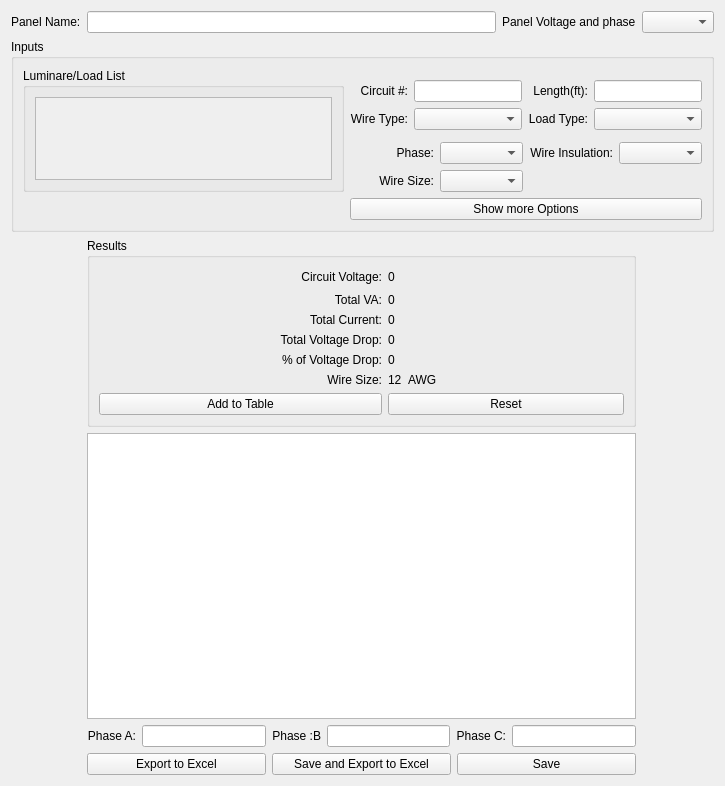
Old version of the form Voltage_Drop_GUI.ui in the repository simplesports/WorkHelper.
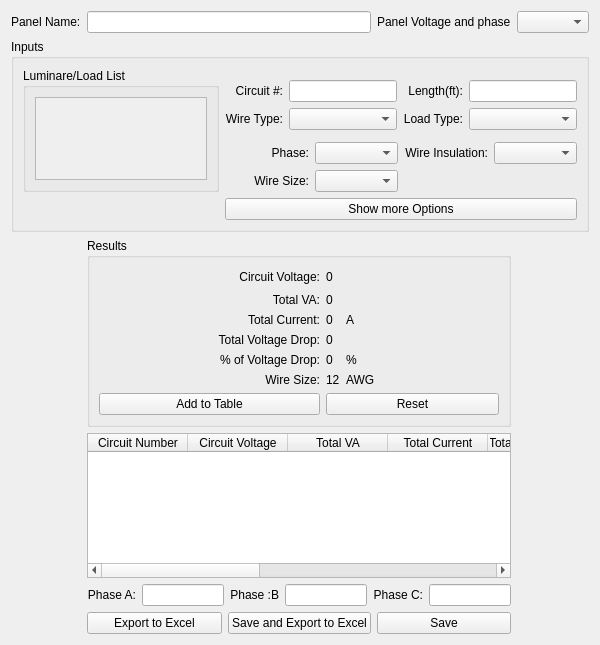
New version of the form.

Patch:
```diff
--- a/Voltage_Drop_GUI.ui
+++ b/Voltage_Drop_GUI.ui
@@ -6,28 +6,157 @@
    <rect>
     <x>0</x>
     <y>0</y>
-    <width>725</width>
-    <height>786</height>
+    <width>600</width>
+    <height>645</height>
    </rect>
   </property>
   <property name="windowTitle">
    <string>Voltage Drop Calculator</string>
   </property>
   <layout class="QGridLayout" name="gridLayout">
-   <item row="3" column="1" colspan="2">
-    <widget class="QTableWidget" name="tableWidget"/>
-   </item>
-   <item row="0" column="2">
+   <item row="0" column="3">
     <widget class="QLabel" name="text_Panel_Voltage">
      <property name="text">
       <string>Panel Voltage and phase</string>
      </property>
     </widget>
    </item>
-   <item row="0" column="3">
+   <item row="0" column="4">
     <widget class="QComboBox" name="comboBox_Panel_Voltage"/>
    </item>
-   <item row="2" column="1" colspan="2">
+   <item row="3" column="2" colspan="2">
+    <widget class="QTableWidget" name="tableWidget">
+     <column>
+      <property name="text">
+       <string>Circuit Number</string>
+      </property>
+     </column>
+     <column>
+      <property name="text">
+       <string>Circuit Voltage</string>
+      </property>
+     </column>
+     <column>
+      <property name="text">
+       <string>Total VA</string>
+      </property>
+     </column>
+     <column>
+      <property name="text">
+       <string>Total Current</string>
+      </property>
+     </column>
+     <column>
+      <property name="text">
+       <string>Total Voltage Drop</string>
+      </property>
+     </column>
+     <column>
+      <property name="text">
+       <string>% Voltage Drop</string>
+      </property>
+     </column>
+     <column>
+      <property name="text">
+       <string>Wire Type</string>
+      </property>
+     </column>
+     <column>
+      <property name="text">
+       <string>Wire Insulation</string>
+      </property>
+     </column>
+     <column>
+      <property name="text">
+       <string>Load Type</string>
+      </property>
+     </column>
+     <column>
+      <property name="text">
+       <string>Wire Size</string>
+      </property>
+     </column>
+    </widget>
+   </item>
+   <item row="5" column="2" colspan="2">
+    <layout class="QHBoxLayout" name="horizontalLayout">
+     <item>
+      <widget class="QPushButton" name="Button_Export">
+       <property name="text">
+        <string>Export to Excel</string>
+       </property>
+      </widget>
+     </item>
+     <item>
+      <widget class="QPushButton" name="Button_Save_Export">
+       <property name="text">
+        <string>Save and Export to Excel</string>
+       </property>
+      </widget>
+     </item>
+     <item>
+      <widget class="QPushButton" name="Button_Save">
+       <property name="text">
+        <string>Save</string>
+       </property>
+      </widget>
+     </item>
+    </layout>
+   </item>
+   <item row="4" column="2" colspan="2">
+    <layout class="QHBoxLayout" name="horizontalLayout_Phase">
+     <item>
+      <widget class="QLabel" name="text_Phase_A">
+       <property name="text">
+        <string>Phase A:</string>
+       </property>
+       <property name="alignment">
+        <set>Qt::AlignRight|Qt::AlignTrailing|Qt::AlignVCenter</set>
+       </property>
+      </widget>
+     </item>
+     <item>
+      <widget class="QLineEdit" name="UserInput_Phase_A"/>
+     </item>
+     <item>
+      <widget class="QLabel" name="text_Phase_B">
+       <property name="text">
+        <string>Phase :B</string>
+       </property>
+       <property name="alignment">
+        <set>Qt::AlignRight|Qt::AlignTrailing|Qt::AlignVCenter</set>
+       </property>
+      </widget>
+     </item>
+     <item>
+      <widget class="QLineEdit" name="UserInput_Phase_B"/>
+     </item>
+     <item>
+      <widget class="QLabel" name="text_Phase_C">
+       <property name="text">
+        <string>Phase C:</string>
+       </property>
+       <property name="alignment">
+        <set>Qt::AlignRight|Qt::AlignTrailing|Qt::AlignVCenter</set>
+       </property>
+      </widget>
+     </item>
+     <item>
+      <widget class="QLineEdit" name="UserInput_Phase_C"/>
+     </item>
+    </layout>
+   </item>
+   <item row="0" column="2">
+    <widget class="QLineEdit" name="UserInput_Panel_Name"/>
+   </item>
+   <item row="0" column="1">
+    <widget class="QLabel" name="text_Panel_Name">
+     <property name="text">
+      <string>Panel Name:</string>
+     </property>
+    </widget>
+   </item>
+   <item row="2" column="2" colspan="2">
     <widget class="QGroupBox" name="groupBox_Results">
      <property name="title">
       <string>Results</string>
@@ -182,118 +311,47 @@
         </property>
        </widget>
       </item>
+      <item row="2" column="3">
+       <widget class="QLabel" name="text_A">
+        <property name="text">
+         <string>A</string>
+        </property>
+       </widget>
+      </item>
+      <item row="4" column="3">
+       <widget class="QLabel" name="text_pre">
+        <property name="text">
+         <string>%</string>
+        </property>
+       </widget>
+      </item>
      </layout>
     </widget>
    </item>
-   <item row="5" column="1" colspan="2">
-    <layout class="QHBoxLayout" name="horizontalLayout">
-     <item>
-      <widget class="QPushButton" name="Button_Export">
-       <property name="text">
-        <string>Export to Excel</string>
-       </property>
-      </widget>
-     </item>
-     <item>
-      <widget class="QPushButton" name="Button_Save_Export">
-       <property name="text">
-        <string>Save and Export to Excel</string>
-       </property>
-      </widget>
-     </item>
-     <item>
-      <widget class="QPushButton" name="Button_Save">
-       <property name="text">
-        <string>Save</string>
-       </property>
-      </widget>
-     </item>
-    </layout>
-   </item>
-   <item row="4" column="1" colspan="2">
-    <layout class="QHBoxLayout" name="horizontalLayout_Phase">
-     <item>
-      <widget class="QLabel" name="text_Phase_A">
-       <property name="text">
-        <string>Phase A:</string>
-       </property>
-       <property name="alignment">
-        <set>Qt::AlignRight|Qt::AlignTrailing|Qt::AlignVCenter</set>
-       </property>
-      </widget>
-     </item>
-     <item>
-      <widget class="QLineEdit" name="UserInput_Phase_A"/>
-     </item>
-     <item>
-      <widget class="QLabel" name="text_Phase_B">
-       <property name="text">
-        <string>Phase :B</string>
-       </property>
-       <property name="alignment">
-        <set>Qt::AlignRight|Qt::AlignTrailing|Qt::AlignVCenter</set>
-       </property>
-      </widget>
-     </item>
-     <item>
-      <widget class="QLineEdit" name="UserInput_Phase_B"/>
-     </item>
-     <item>
-      <widget class="QLabel" name="text_Phase_C">
-       <property name="text">
-        <string>Phase C:</string>
-       </property>
-       <property name="alignment">
-        <set>Qt::AlignRight|Qt::AlignTrailing|Qt::AlignVCenter</set>
-       </property>
-      </widget>
-     </item>
-     <item>
-      <widget class="QLineEdit" name="UserInput_Phase_C"/>
-     </item>
-    </layout>
-   </item>
-   <item row="0" column="1">
-    <widget class="QLineEdit" name="UserInput_Panel_Name"/>
-   </item>
-   <item row="0" column="0">
-    <widget class="QLabel" name="text_Panel_Name">
-     <property name="text">
-      <string>Panel Name:</string>
-     </property>
-    </widget>
-   </item>
-   <item row="1" column="0" colspan="4">
+   <item row="1" column="1" colspan="4">
     <widget class="QGroupBox" name="groupBox_Inputs">
      <property name="title">
       <string>Inputs</string>
      </property>
      <layout class="QGridLayout" name="gridLayout_2">
-      <item row="3" column="0" rowspan="5">
-       <widget class="QGroupBox" name="groupBox_Load_List">
-        <property name="title">
-         <string>Luminare/Load List</string>
+      <item row="9" column="0">
+       <spacer name="horizontalSpacer_3">
+        <property name="orientation">
+         <enum>Qt::Horizontal</enum>
         </property>
-        <layout class="QGridLayout" name="gridLayout_3">
-         <item row="0" column="0">
-          <widget class="QScrollArea" name="scrollArea_Loads">
-           <property name="widgetResizable">
-            <bool>true</bool>
-           </property>
-           <widget class="QWidget" name="scrollAreaWidgetContents">
-            <property name="geometry">
-             <rect>
-              <x>0</x>
-              <y>0</y>
-              <width>295</width>
-              <height>73</height>
-             </rect>
-            </property>
-            <layout class="QGridLayout" name="gridLayout_Load_List"/>
-           </widget>
-          </widget>
-         </item>
-        </layout>
+        <property name="sizeHint" stdset="0">
+         <size>
+          <width>40</width>
+          <height>20</height>
+         </size>
+        </property>
+       </spacer>
+      </item>
+      <item row="9" column="1">
+       <widget class="QPushButton" name="Button_Show_more_Options">
+        <property name="text">
+         <string>Show more Options</string>
+        </property>
        </widget>
       </item>
       <item row="5" column="1">
@@ -311,16 +369,6 @@
         <item row="0" column="1">
          <widget class="QLineEdit" name="UserInput_Circuit_Number"/>
         </item>
-        <item row="0" column="2">
-         <widget class="QLabel" name="text_Length">
-          <property name="text">
-           <string>Length(ft):</string>
-          </property>
-          <property name="alignment">
-           <set>Qt::AlignRight|Qt::AlignTrailing|Qt::AlignVCenter</set>
-          </property>
-         </widget>
-        </item>
         <item row="1" column="0">
          <widget class="QLabel" name="text_Wire_Type">
           <property name="text">
@@ -331,6 +379,16 @@
           </property>
          </widget>
         </item>
+        <item row="0" column="2">
+         <widget class="QLabel" name="text_Length">
+          <property name="text">
+           <string>Length(ft):</string>
+          </property>
+          <property name="alignment">
+           <set>Qt::AlignRight|Qt::AlignTrailing|Qt::AlignVCenter</set>
+          </property>
+         </widget>
+        </item>
         <item row="1" column="2">
          <widget class="QLabel" name="text_Load_Type">
           <property name="text">
@@ -344,12 +402,12 @@
         <item row="1" column="1">
          <widget class="QComboBox" name="comboBox_Wire_Type"/>
         </item>
+        <item row="0" column="3">
+         <widget class="QLineEdit" name="UserInput_Length"/>
+        </item>
         <item row="1" column="3">
          <widget class="QComboBox" name="comboBox_Load_Type"/>
         </item>
-        <item row="0" column="3">
-         <widget class="QLineEdit" name="UserInput_Length"/>
-        </item>
        </layout>
       </item>
       <item row="7" column="1">
@@ -395,26 +453,33 @@
         </item>
        </layout>
       </item>
-      <item row="9" column="1">
-       <widget class="QPushButton" name="Button_Show_more_Options">
-        <property name="text">
-         <string>Show more Options</string>
+      <item row="3" column="0" rowspan="5">
+       <widget class="QGroupBox" name="groupBox_Load_List">
+        <property name="title">
+         <string>Luminare/Load List</string>
         </property>
+        <layout class="QGridLayout" name="gridLayout_3">
+         <item row="0" column="0">
+          <widget class="QScrollArea" name="scrollArea_Loads">
+           <property name="widgetResizable">
+            <bool>true</bool>
+           </property>
+           <widget class="QWidget" name="scrollAreaWidgetContents">
+            <property name="geometry">
+             <rect>
+              <x>0</x>
+              <y>0</y>
+              <width>141</width>
+              <height>73</height>
+             </rect>
+            </property>
+            <layout class="QGridLayout" name="gridLayout_Load_List"/>
+           </widget>
+          </widget>
+         </item>
+        </layout>
        </widget>
       </item>
-      <item row="9" column="0">
-       <spacer name="horizontalSpacer_3">
-        <property name="orientation">
-         <enum>Qt::Horizontal</enum>
-        </property>
-        <property name="sizeHint" stdset="0">
-         <size>
-          <width>40</width>
-          <height>20</height>
-         </size>
-        </property>
-       </spacer>
-      </item>
      </layout>
     </widget>
    </item>
```
